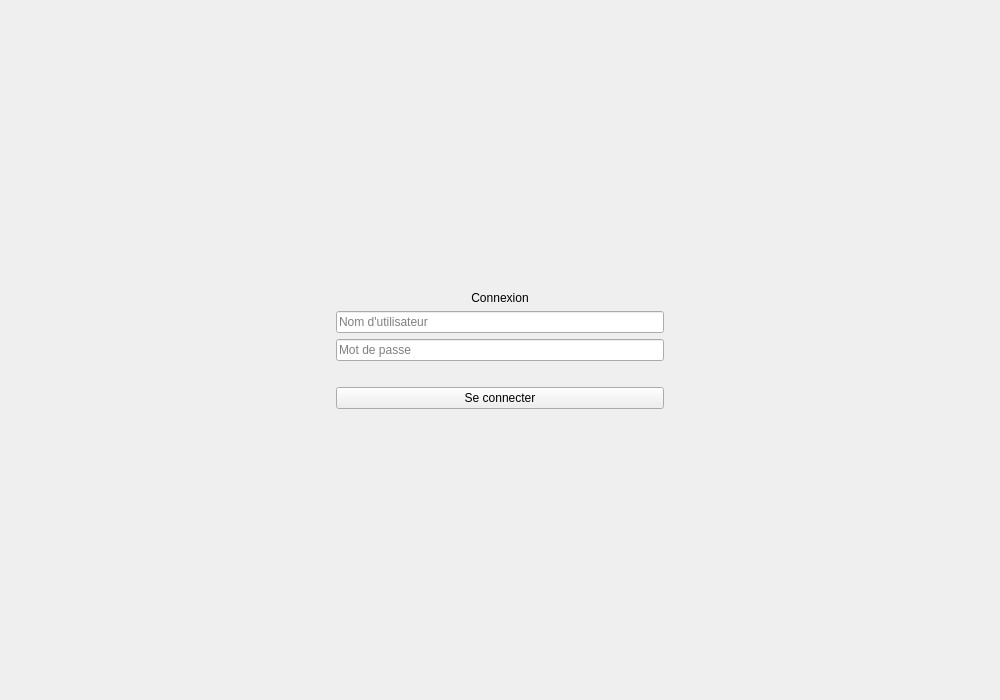
Old version of the form views/ui/login.ui in the repository itsjeanem/projet-progres.
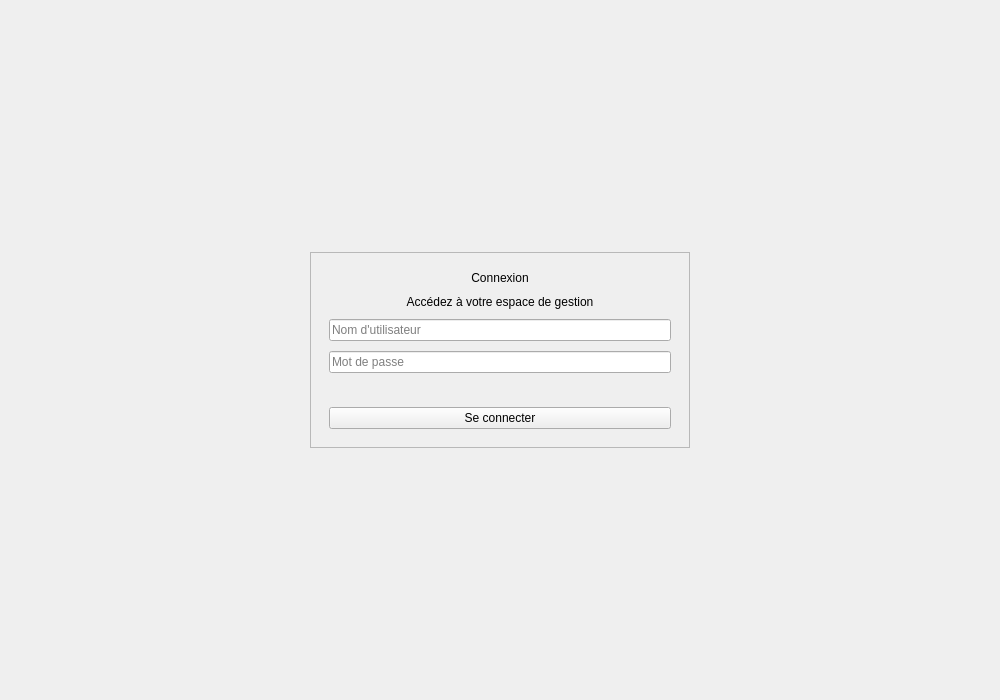
New version of the form.

```diff
--- a/views/ui/login.ui
+++ b/views/ui/login.ui
@@ -44,7 +44,35 @@
        </spacer>
       </item>
       <item>
+        <widget class="QFrame" name="card">
+         <property name="minimumSize">
+          <size>
+           <width>380</width>
+           <height>0</height>
+          </size>
+         </property>
+         <property name="frameShape">
+          <enum>QFrame::StyledPanel</enum>
+         </property>
+         <property name="frameShadow">
+          <enum>QFrame::Raised</enum>
+         </property>
        <layout class="QVBoxLayout" name="formLayout">
+          <property name="leftMargin">
+           <number>18</number>
+          </property>
+          <property name="topMargin">
+           <number>18</number>
+          </property>
+          <property name="rightMargin">
+           <number>18</number>
+          </property>
+          <property name="bottomMargin">
+           <number>18</number>
+          </property>
+          <property name="spacing">
+           <number>10</number>
+          </property>
         <item>
          <widget class="QLabel" name="label">
           <property name="text">
@@ -55,6 +83,16 @@
           </property>
          </widget>
         </item>
+          <item>
+           <widget class="QLabel" name="label_subtitle">
+            <property name="text">
+             <string>Accédez à votre espace de gestion</string>
+            </property>
+            <property name="alignment">
+             <set>Qt::AlignCenter</set>
+            </property>
+           </widget>
+          </item>
         <item>
          <widget class="QLineEdit" name="input_username">
           <property name="placeholderText">
@@ -93,6 +131,7 @@
          </widget>
         </item>
        </layout>
+        </widget>
       </item>
       <item>
        <spacer name="horizontalSpacer_right">
```
Left out of the diff: 3 changed lines with no effect on the pictures. Lines whose indentation alone changed are shown as unchanged.
